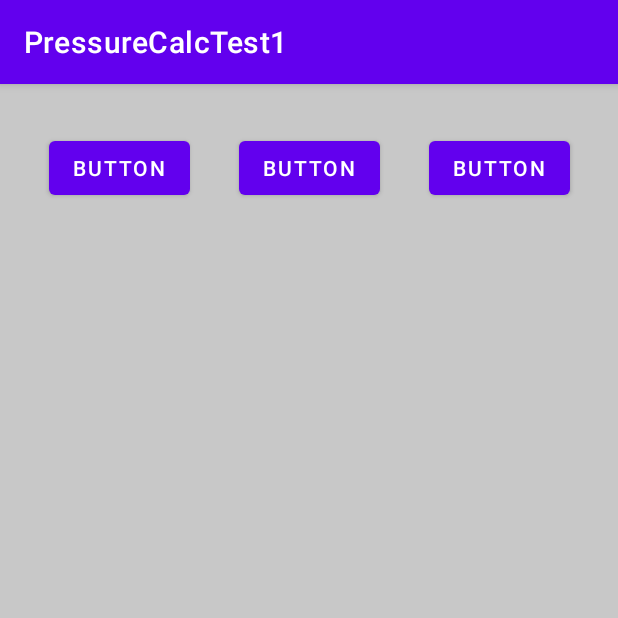
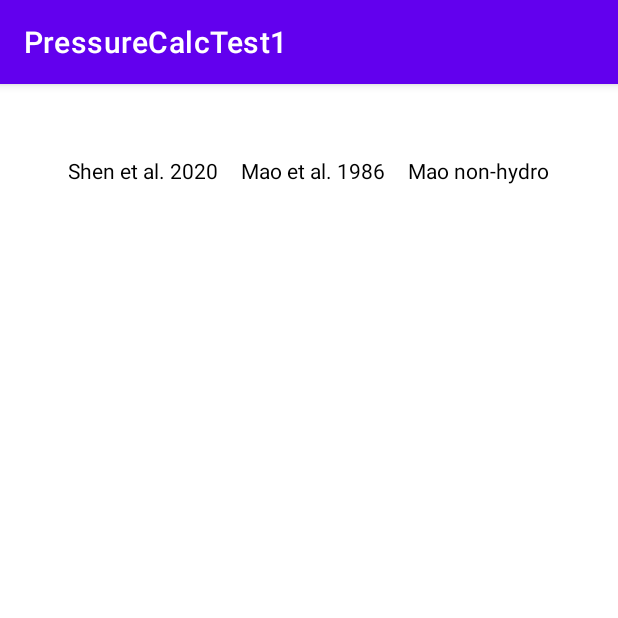
Before and after one commit to Anastasia-Kan/App_P-Calculator_Kotlin, an Android app: the screen it shows after launch (MainActivity), on a phone screen of 412 x 824 dp, the top half of it. Run offline under Robolectric (Android 15) with nearby library versions, the phone set to English and light mode, and no system bars.

Commit message:
New colors added

```diff
--- /dev/null
+++ b/app/src/main/res/drawable/shen_button_checked.xml
@@ -0,0 +1,5 @@
+<?xml version="1.0" encoding="utf-8"?>
+<shape android:shape="rectangle" xmlns:android="http://schemas.android.com/apk/res/android">
+    <solid android:color="@android:color/veryLightGray"/>
+    <corners android:radius="15dp"/>
+</shape>
--- /dev/null
+++ b/app/src/main/res/drawable/shen_button_unchecked.xml
@@ -0,0 +1,5 @@
+<?xml version="1.0" encoding="utf-8"?>
+<shape android:shape="rectangle" xmlns:android="http://schemas.android.com/apk/res/android">
+    <solid android:color="@android:color/darker_gray"/>
+    <corners android:radius="15dp"/>
+</shape>
--- a/app/src/main/res/layout/activity_main.xml
+++ b/app/src/main/res/layout/activity_main.xml
@@ -1,39 +1,54 @@
 <?xml version="1.0" encoding="utf-8"?>
 <androidx.constraintlayout.widget.ConstraintLayout xmlns:android="http://schemas.android.com/apk/res/android"
+
 xmlns:app="http://schemas.android.com/apk/res-auto"
 xmlns:tools="http://schemas.android.com/tools"
 android:layout_width="match_parent"
 android:layout_height="match_parent"
-    android:background="#C8C8C8"
-    tools:context=".MainActivity" >
+android:orientation="vertical"
+android:layout_gravity="center"
+tools:context=".MainActivity">
 
-    <Button
-        android:id="@+id/button1"
+    <RadioGroup
         android:layout_width="wrap_content"
         android:layout_height="wrap_content"
+        android:layout_marginStart="4dp"
         android:layout_marginTop="32dp"
-        android:text="Button"
-        app:layout_constraintEnd_toStartOf="@+id/button2"
+        android:layout_marginEnd="4dp"
+        android:orientation="horizontal"
+        app:layout_constraintEnd_toEndOf="parent"
         app:layout_constraintStart_toStartOf="parent"
-        app:layout_constraintTop_toTopOf="parent" />
+        app:layout_constraintTop_toTopOf="parent"
+        tools:ignore="MissingConstraints">
 
-    <Button
-        android:id="@+id/button2"
+        <androidx.appcompat.widget.AppCompatRadioButton
             android:layout_width="wrap_content"
             android:layout_height="wrap_content"
-        android:layout_marginTop="32dp"
-        android:text="Button"
-        app:layout_constraintEnd_toEndOf="parent"
-        app:layout_constraintStart_toStartOf="parent"
-        app:layout_constraintTop_toTopOf="parent" />
+            android:layout_weight="1"
+            android:button="@android:color/transparent"
+            android:gravity="center"
+            android:text="Shen et al. 2020"
+            android:textColor="@color/black" />
 
-    <Button
-        android:id="@+id/button3"
+        <androidx.appcompat.widget.AppCompatRadioButton
             android:layout_width="wrap_content"
             android:layout_height="wrap_content"
-        android:layout_marginTop="32dp"
-        android:text="Button"
-        app:layout_constraintEnd_toEndOf="parent"
-        app:layout_constraintStart_toEndOf="@+id/button2"
-        app:layout_constraintTop_toTopOf="parent" />
+            android:layout_weight="1"
+            android:button="@android:color/transparent"
+            android:gravity="center"
+            android:text="Mao et al. 1986"
+            android:padding="16dp"
+            android:textColor="@color/black" />
+
+        <androidx.appcompat.widget.AppCompatRadioButton
+            android:layout_width="wrap_content"
+            android:layout_height="wrap_content"
+            android:layout_weight="1"
+            android:button="@android:color/transparent"
+            android:gravity="center"
+            android:text="Mao non-hydro"
+            android:textColor="@color/black" />
+
+    </RadioGroup>
+
 </androidx.constraintlayout.widget.ConstraintLayout>
--- a/app/src/main/res/values/colors.xml
+++ b/app/src/main/res/values/colors.xml
@@ -7,4 +7,8 @@
     <color name="teal_700">#FF018786</color>
     <color name="black">#FF000000</color>
     <color name="white">#FFFFFFFF</color>
+    <color name="gray">#909090</color>
+    <color name="lightGray">#C0C0C0</color>
+    <color name="veryLightGray">#F0F0F0</color>
+    <color name="darkGray">#707070</color>
 </resources>
```
Lines whose indentation alone changed are shown as unchanged.
